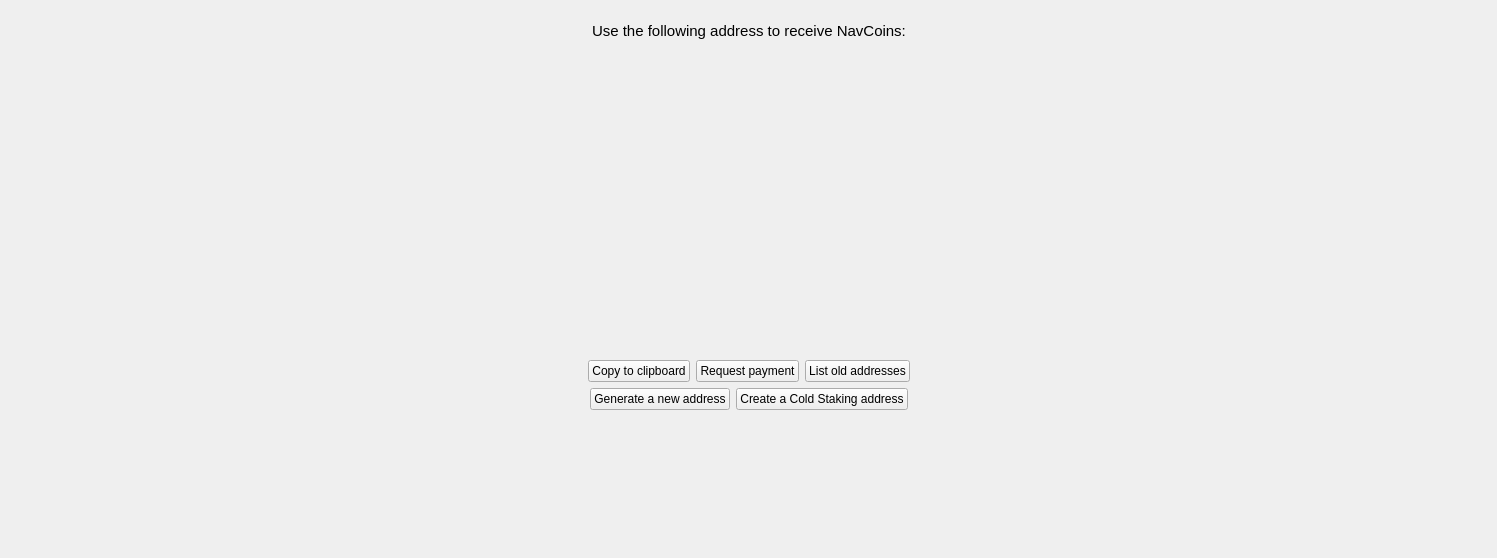
This is src/qt/forms/getaddresstoreceive.ui in navcoin/navcoin-core as Qt 5 draws it before an edit. The edited form follows.
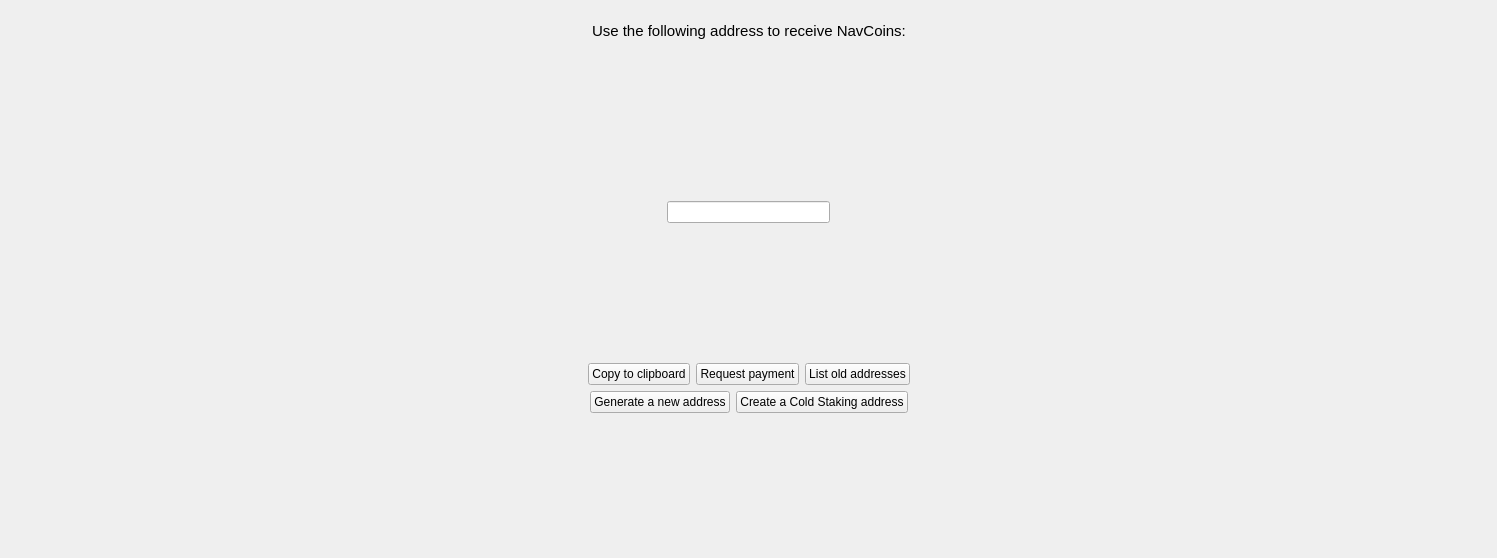
This is the edited form. Custom widgets are drawn as their Qt base class.

Commit message: Updated address label to be readOnly line edit

Patch:
```diff
--- a/src/qt/forms/getaddresstoreceive.ui
+++ b/src/qt/forms/getaddresstoreceive.ui
@@ -151,7 +151,10 @@
             </widget>
            </item>
            <item>
-            <widget class="QLabel" name="lblAddress">
+            <widget class="QLineEdit" name="lblAddress">
+             <property name="readOnly">
+              <bool>true</bool>
+             </property>
              <property name="alignment">
               <set>Qt::AlignCenter</set>
              </property>
```
The commit also changes 5 other files.
